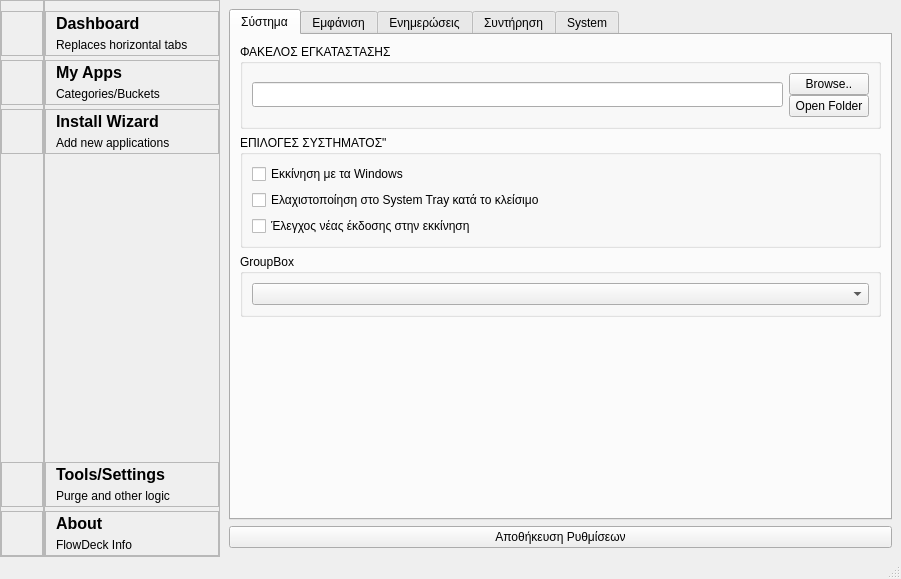
Before: the Qt Designer form ui/ui_main_v4.ui in immortal222/FlowDeck, drawn with Qt 5.
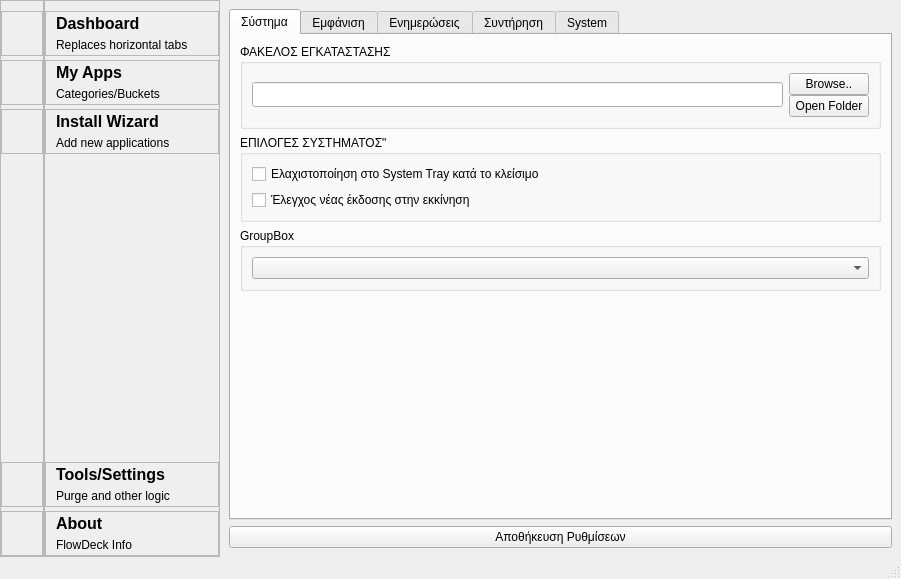
After: the same form once the commit is applied. Icons and pictures are not drawn.

Commit message:
Remove "Start with Windows" option
It wrote to the registry, which conflicts with the portable design.

```diff
--- a/ui/ui_main_v4.ui
+++ b/ui/ui_main_v4.ui
@@ -2038,13 +2038,6 @@
                  <string>ΕΠΙΛΟΓΕΣ ΣΥΣΤΗΜΑΤΟΣ&quot;</string>
                 </property>
                 <layout class="QVBoxLayout" name="verticalLayout_32">
-                 <item>
-                  <widget class="QCheckBox" name="chk_startOnBoot">
-                   <property name="text">
-                    <string>Εκκίνηση με τα Windows</string>
-                   </property>
-                  </widget>
-                 </item>
                  <item>
                   <widget class="QCheckBox" name="chk_minimizeToTray">
                    <property name="text">
```
The commit also changes 4 other files.
